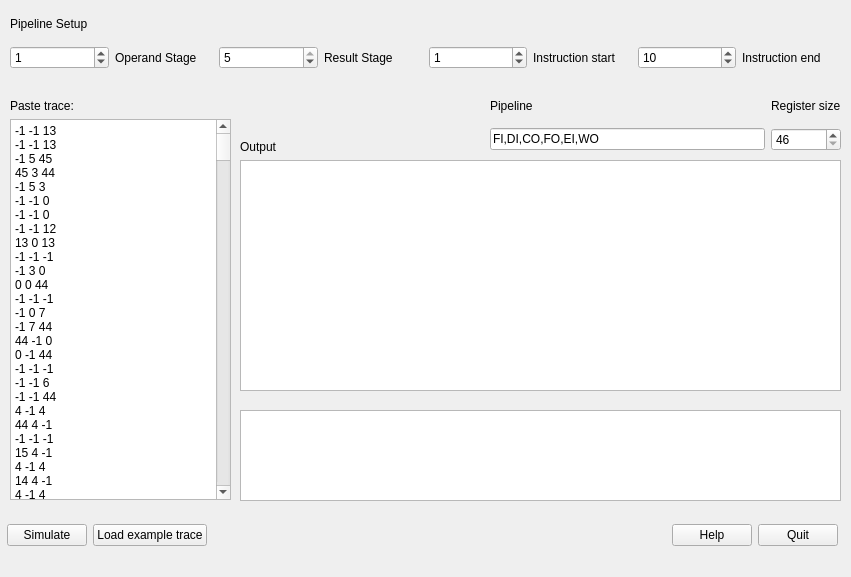
altinukshini/pipeline-simulator, file design/MainWindow.ui: the form before one commit.
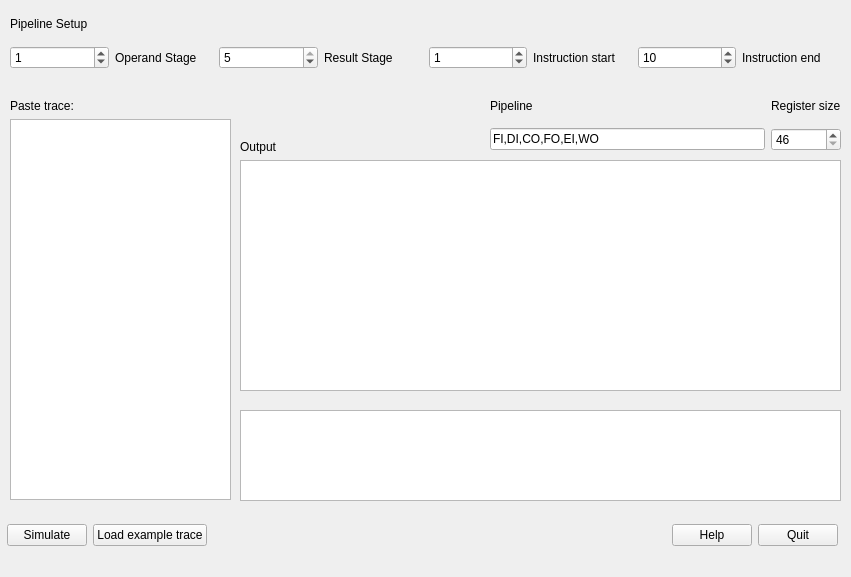
The form after the commit.

Commit message: Remove trace text

The edit to the form file:
```diff
--- a/design/MainWindow.ui
+++ b/design/MainWindow.ui
@@ -34,1007 +34,7 @@
      <item>
       <widget class="QPlainTextEdit" name="traceText">
        <property name="plainText">
-        <string>-1 -1 13
--1 -1 13
--1 5 45
-45 3 44
--1 5 3
--1 -1 0
--1 -1 0
--1 -1 12
-13 0 13
--1 -1 -1
--1 3 0
-0 0 44
--1 -1 -1
--1 0 7
--1 7 44
-44 -1 0
-0 -1 44
--1 -1 -1
--1 -1 6
--1 -1 44
-4 -1 4
-44 4 -1
--1 -1 -1
-15 4 -1
-4 -1 4
-14 4 -1
-4 -1 4
-13 4 -1
-4 -1 4
-7 -1 13
-12 4 -1
-4 -1 4
-6 -1 12
-5 4 -1
-4 -1 4
-3 4 -1
-4 -1 4
-4 -1 4
--1 7 44
-44 -1 0
-0 -1 44
--1 -1 -1
--1 7 5
-5 -1 44
--1 -1 -1
--1 -1 45
--1 45 45
-5 45 44
--1 -1 -1
--1 -1 44
--1 44 2
-2 2 44
--1 -1 -1
--1 2 12
-12 -1 12
--1 -1 45
--1 45 45
-5 45 44
--1 -1 -1
--1 -1 44
--1 44 2
-2 2 44
--1 -1 -1
--1 2 0
-5 0 44
--1 -1 -1
--1 -1 45
--1 45 45
-5 45 44
--1 -1 -1
--1 -1 44
--1 44 2
-2 2 44
--1 -1 -1
--1 2 45
-45 -1 44
-44 2 -1
-5 -1 44
-12 -1 12
--1 -1 -1
--1 13 45
-45 -1 44
--1 13 44
-44 -1 5
--1 -1 -1
-12 -1 3
--1 13 2
-3 3 44
--1 -1 -1
--1 3 0
--1 0 45
-45 -1 44
--1 -1 -1
--1 3 3
-3 3 44
--1 -1 -1
-4 -1 4
--1 4 3
-4 -1 4
--1 4 5
-4 -1 4
--1 4 12
-4 -1 4
--1 4 13
-4 -1 4
--1 4 14
-4 -1 4
--1 4 15
-4 -1 4
--1 4 44
-4 -1 4
-44 -1 -1
--1 -1 -1
-12 -1 12
-3 -1 3
--1 5 45
-12 45 44
--1 -1 -1
--1 5 0
--1 0 45
-45 -1 44
--1 -1 -1
--1 0 0
--1 0 0
-0 -1 0
-0 -1 44
--1 -1 -1
--1 5 11
-11 11 44
--1 -1 -1
--1 5 1
--1 5 -1
-1 5 -1
--1 -1 -1
--1 5 3
--1 3 0
-0 0 44
--1 -1 -1
--1 0 7
--1 7 45
-45 -1 44
--1 -1 -1
--1 7 1
-1 -1 44
--1 -1 -1
--1 -1 0
--1 -1 -1
-0 1 0
-1 0 44
--1 -1 -1
-1 -1 13
--1 -1 45
--1 45 45
-45 13 44
-0 5 -1
--1 -1 -1
--1 -1 44
--1 44 2
-2 2 44
--1 -1 -1
--1 2 10
-10 10 44
--1 -1 -1
-13 -1 13
--1 5 45
-45 13 44
--1 -1 -1
--1 5 45
-45 -1 44
-44 5 -1
--1 5 45
-45 -1 44
-44 5 -1
--1 5 0
--1 5 45
-45 0 44
--1 -1 -1
--1 5 1
--1 -1 6
--1 -1 -1
--1 -1 -1
--1 1 45
-45 -1 44
--1 -1 -1
--1 1 0
-0 0 44
--1 -1 -1
--1 0 45
-45 -1 44
--1 -1 -1
-6 -1 6
-1 -1 1
--1 5 45
-6 45 44
--1 -1 -1
--1 5 1
--1 5 -1
-1 5 -1
--1 -1 -1
--1 5 2
--1 2 0
-0 0 44
--1 -1 -1
--1 -1 44
--1 44 9
--1 0 12
--1 2 14
-9 9 44
--1 -1 -1
--1 12 44
-44 -1 2
-2 -1 44
--1 -1 -1
--1 5 45
-45 -1 44
--1 -1 -1
--1 5 1
--1 1 6
-6 6 44
--1 -1 -1
--1 -1 -1
--1 12 44
-44 -1 0
-0 -1 44
--1 -1 -1
-0 -1 44
--1 -1 -1
-0 -1 44
--1 -1 -1
--1 -1 2
-12 -1 7
--1 -1 44
-4 -1 4
-44 4 -1
--1 -1 -1
-14 4 -1
-4 -1 4
-2 -1 14
-13 4 -1
-4 -1 4
-6 -1 13
-12 4 -1
-4 -1 4
-5 4 -1
-4 -1 4
-7 -1 5
-3 4 -1
-4 -1 4
--1 7 44
-44 -1 0
-0 -1 44
--1 -1 -1
--1 7 3
--1 -1 45
--1 45 45
-3 45 44
--1 -1 -1
--1 -1 44
--1 44 2
-2 2 44
--1 -1 -1
--1 2 45
-45 3 44
--1 -1 -1
-13 13 44
--1 -1 -1
--1 13 1
-1 1 44
--1 -1 -1
--1 1 2
--1 2 45
-45 -1 44
--1 -1 -1
--1 1 1
-1 1 44
--1 -1 -1
--1 1 2
--1 2 45
-45 -1 44
--1 -1 -1
--1 2 44
-44 -1 0
--1 5 45
-0 45 44
--1 -1 -1
--1 2 5
--1 -1 45
--1 45 45
-5 45 44
--1 -1 -1
-5 -1 0
-0 -1 0
-0 5 0
-0 -1 0
-0 -1 0
--1 0 2
--1 0 12
-2 2 44
--1 -1 -1
--1 2 45
-45 5 44
--1 -1 -1
--1 -1 -1
--1 2 12
--1 -1 44
-5 44 -1
--1 -1 44
-2 44 -1
-12 -1 0
-0 0 14
-14 -1 14
-14 -1 13
--1 -1 44
--1 44 44
-13 44 13
--1 2 45
-45 5 44
--1 -1 -1
--1 -1 45
--1 45 45
-3 45 44
--1 -1 -1
-3 -1 0
-0 -1 0
-0 3 0
-0 -1 0
-0 -1 0
--1 0 2
--1 0 5
-2 2 44
--1 -1 -1
--1 2 45
-3 45 44
--1 -1 -1
--1 -1 44
-3 44 -1
--1 -1 44
-2 44 -1
-12 2 -1
--1 13 2
--1 13 7
-2 -1 44
--1 -1 -1
-3 -1 44
--1 -1 -1
-2 -1 44
-2 -1 1
-3 -1 8
--1 -1 -1
--1 -1 44
--1 44 10
--1 -1 44
--1 44 6
-8 10 1
--1 1 44
-44 -1 0
-0 6 9
--1 -1 45
--1 45 45
-9 45 44
--1 -1 -1
--1 1 44
-44 -1 0
-0 6 0
--1 -1 45
--1 45 45
-0 45 44
--1 -1 -1
-7 -1 44
--1 -1 -1
--1 -1 44
--1 44 6
-7 -1 0
-0 -1 0
--1 -1 -1
-0 6 2
-8 6 1
--1 2 0
-0 1 -1
--1 2 0
-0 0 44
--1 -1 -1
--1 -1 44
--1 44 0
-14 0 44
-3 44 -1
--1 -1 -1
--1 -1 0
-3 2 -1
-7 1 -1
--1 -1 -1
--1 4 3
-4 -1 4
--1 4 5
-4 -1 4
--1 4 12
-4 -1 4
--1 4 13
-4 -1 4
--1 4 14
-4 -1 4
--1 4 44
-4 -1 4
-44 -1 -1
-0 0 44
--1 -1 -1
-12 -1 7
--1 -1 44
-4 -1 4
-44 4 -1
--1 -1 -1
-15 4 -1
-4 -1 4
-7 -1 15
-14 4 -1
-4 -1 4
-13 4 -1
-4 -1 4
-12 4 -1
-4 -1 4
-5 4 -1
-4 -1 4
-3 4 -1
-4 -1 4
-4 -1 4
--1 7 45
-45 -1 44
--1 -1 -1
--1 15 45
-45 -1 44
--1 -1 -1
--1 15 3
--1 -1 45
--1 45 45
-3 45 44
--1 -1 -1
--1 -1 44
--1 44 2
-2 2 44
--1 -1 -1
--1 2 5
-5 5 44
--1 -1 -1
-4 -1 4
--1 4 3
-4 -1 4
--1 4 5
-4 -1 4
--1 4 12
-4 -1 4
--1 4 13
-4 -1 4
--1 4 14
-4 -1 4
--1 4 15
-4 -1 4
--1 4 44
-4 -1 4
-44 -1 -1
--1 12 45
-45 -1 44
--1 -1 -1
--1 12 3
-3 -1 44
--1 -1 -1
--1 -1 45
--1 45 45
-3 45 44
--1 -1 -1
--1 -1 44
--1 44 2
-2 2 44
--1 -1 -1
--1 2 0
-0 -1 0
--1 5 2
-0 2 -1
--1 -1 -1
--1 14 45
-45 -1 44
--1 -1 -1
--1 5 0
--1 12 44
-44 -1 1
-12 -1 7
--1 0 2
--1 0 6
--1 -1 44
-4 -1 4
-44 4 -1
--1 -1 -1
-15 4 -1
-4 -1 4
-2 -1 15
-14 4 -1
-4 -1 4
-6 -1 14
-13 4 -1
-4 -1 4
-12 4 -1
-4 -1 4
-5 4 -1
-4 -1 4
-7 -1 5
-3 4 -1
-4 -1 4
-4 -1 4
--1 7 45
-45 -1 44
-1 4 -1
--1 -1 -1
--1 7 3
--1 -1 45
--1 45 45
-3 45 44
--1 -1 -1
--1 -1 44
--1 44 2
-2 2 44
--1 -1 -1
--1 2 45
-45 3 44
--1 -1 -1
--1 5 45
-45 -1 44
--1 -1 -1
-3 -1 44
--1 -1 -1
--1 -1 44
--1 44 13
-13 13 44
--1 -1 -1
--1 13 0
--1 -1 44
-0 44 -1
-5 13 -1
--1 13 -1
--1 5 44
-44 -1 0
-0 -1 44
--1 -1 -1
--1 -1 0
--1 -1 -1
-0 13 -1
-5 -1 7
--1 -1 44
-4 -1 4
-44 4 -1
--1 -1 -1
-12 4 -1
-4 -1 4
-5 4 -1
-4 -1 4
--1 -1 5
-3 4 -1
-4 -1 4
--1 -1 3
-4 -1 4
--1 4 12
-7 4 -1
-12 -1 7
--1 -1 44
-4 -1 4
-44 4 -1
--1 -1 -1
-7 -1 0
--1 7 -1
--1 7 -1
--1 4 44
-4 -1 4
-44 -1 -1
--1 4 7
-12 -1 2
--1 -1 6
--1 -1 44
-4 -1 4
-44 4 -1
--1 -1 -1
-15 4 -1
-4 -1 4
-6 -1 15
-2 -1 6
-14 4 -1
-4 -1 4
-2 -1 14
-13 4 -1
-4 -1 4
-12 4 -1
-4 -1 4
-5 4 -1
-4 -1 4
-3 4 -1
-4 -1 4
-4 -1 4
-7 4 -1
--1 -1 44
-4 -1 4
-44 4 -1
-15 -1 -1
-4 -1 4
--1 7 0
-6 -1 2
-0 0 44
--1 -1 -1
--1 0 45
-45 -1 44
--1 -1 -1
--1 0 6
-2 -1 7
--1 -1 44
-4 -1 4
-44 4 -1
--1 -1 -1
-12 4 -1
-4 -1 4
-6 -1 12
-12 -1 12
-5 4 -1
-4 -1 4
-7 -1 5
-3 4 -1
-4 -1 4
--1 7 7
-6 -1 3
-7 7 44
--1 -1 -1
--1 -1 44
--1 44 6
-6 6 44
--1 -1 -1
--1 6 0
--1 -1 44
-0 44 -1
-3 -1 2
-3 -1 3
--1 -1 0
-2 -1 2
-3 -1 1
--1 6 -1
--1 6 -1
-2 -1 2
-0 1 0
--1 5 45
-45 -1 44
-12 6 -1
-2 6 44
-0 44 -1
--1 -1 -1
--1 6 -1
--1 6 -1
-6 5 -1
--1 -1 -1
-6 5 -1
-12 5 -1
--1 4 3
-4 -1 4
--1 4 5
-4 -1 4
--1 4 12
-4 -1 4
--1 4 44
-4 -1 4
-44 -1 -1
--1 -1 0
-4 -1 4
--1 4 44
-4 -1 4
-44 -1 -1
-0 4 -1
-0 -1 0
--1 -1 -1
--1 4 11
-11 11 44
--1 -1 -1
--1 4 2
--1 2 0
-0 0 44
--1 -1 -1
--1 0 44
-44 -1 0
-0 -1 1
--1 0 44
-44 -1 0
-1 4 -1
-0 0 44
--1 -1 -1
-0 -1 0
--1 4 -1
-0 -1 0
-0 4 -1
--1 4 3
--1 4 1
--1 4 2
-1 3 44
-44 -1 0
-0 -1 44
--1 -1 -1
-0 -1 44
--1 -1 -1
-0 -1 44
--1 -1 -1
--1 4 45
-45 -1 44
-44 4 -1
--1 4 0
--1 4 45
-45 0 44
--1 -1 -1
--1 4 3
--1 4 1
--1 4 2
-1 3 44
-44 -1 0
-0 -1 44
--1 -1 -1
-0 -1 44
--1 -1 -1
-0 -1 44
--1 -1 -1
--1 4 45
-45 -1 44
-44 4 -1
--1 4 0
--1 4 45
-45 0 44
--1 -1 -1
--1 -1 -1
--1 4 0
-4 -1 4
--1 4 3
-4 -1 4
--1 4 5
-4 -1 4
--1 4 12
-4 -1 4
--1 4 13
-4 -1 4
--1 4 14
-4 -1 4
--1 4 15
-4 -1 4
--1 4 44
-4 -1 4
-44 -1 -1
--1 4 8
-8 8 44
--1 -1 -1
--1 -1 9
-9 8 6
-9 -1 10
-6 6 44
--1 -1 -1
--1 -1 7
--1 -1 11
--1 -1 -1
-7 -1 1
-11 -1 0
-0 1 0
-0 6 44
--1 -1 -1
-0 -1 0
-6 0 6
--1 8 0
-0 10 0
-0 -1 0
-1 0 2
-2 -1 44
--1 -1 -1
-2 -1 44
--1 -1 -1
-2 -1 44
--1 -1 -1
-2 -1 44
--1 -1 -1
--1 2 0
-0 -1 44
--1 -1 -1
-2 -1 44
--1 -1 0
--1 -1 -1
-3 0 3
-6 6 44
--1 -1 -1
-9 -1 9
-9 -1 44
--1 -1 -1
-9 8 6
-9 -1 10
-6 6 44
--1 -1 -1
-9 -1 9
-9 -1 44
--1 -1 -1
--1 8 8
-8 8 44
--1 -1 -1
-12 -1 7
--1 -1 44
-4 -1 4
-44 4 -1
--1 -1 -1
--1 7 0
-0 0 44
--1 -1 -1
--1 -1 44
--1 44 1
--1 -1 -1
--1 0 2
-1 0 -1
-2 2 44
--1 -1 -1
--1 -1 44
-0 44 -1
--1 7 -1
--1 7 -1
--1 4 44
-4 -1 4
-44 -1 -1
-5 5 44
--1 -1 -1
-4 -1 4
-3 -1 0
--1 4 3
-4 -1 4
--1 4 5
-4 -1 4
--1 4 12
-4 -1 4
--1 4 44
-4 -1 4
-44 -1 -1
-15 -1 2
-0 13 -1
--1 13 -1
--1 13 -1
-2 -1 6
--1 13 -1
--1 4 0
--1 13 -1
--1 13 -1
-6 13 -1
-0 13 -1
--1 5 44
-44 -1 1
--1 1 0
-0 -1 44
--1 -1 -1
-1 -1 44
--1 -1 -1
-1 -1 44
--1 -1 -1
-1 -1 44
--1 -1 -1
--1 -1 -1
-1 -1 44
--1 -1 -1
--1 -1 -1
-1 -1 44
--1 -1 -1
-1 -1 44
--1 -1 -1
--1 5 0
-0 -1 0
-0 -1 44
--1 -1 -1
--1 -1 44
--1 44 8
-5 8 44
--1 -1 -1
--1 -1 44
--1 44 7
-5 7 44
--1 -1 -1
--1 -1 44
--1 44 11
-5 11 44
--1 -1 -1
--1 -1 44
--1 44 9
-5 9 44
--1 -1 -1
--1 -1 44
--1 44 10
-5 10 44
--1 -1 -1
-1 -1 44
--1 -1 -1
-1 -1 44
--1 -1 1
--1 -1 1
--1 -1 -1
-6 6 44
-1 13 -1
--1 -1 -1
-13 6 -1
-14 14 44
-2 -1 44
-13 44 -1
--1 -1 -1
--1 14 12
--1 13 6
--1 13 8
--1 12 0
--1 12 2
-0 6 44
--1 -1 -1
-2 8 44
--1 -1 -1
-8 -1 44
--1 -1 -1
-2 -1 44
--1 -1 -1
-0 6 44
--1 -1 -1
--1 -1 -1
-2 8 44
--1 -1 -1
--1 -1 -1
-8 -1 0
-0 2 0
--1 -1 -1
--1 -1 -1
-0 0 44
--1 -1 -1
-8 -1 44
--1 -1 -1
-6 -1 44
--1 -1 -1
-12 -1 7
--1 -1 -1
--1 7 1
-1 1 44
--1 -1 -1
--1 1 0
--1 1 2
-0 6 44
--1 -1 -1
-8 2 44
--1 -1 -1
-0 6 44
--1 -1 -1
-8 2 44
--1 -1 -1
--1 -1 -1
-1 13 -1
-13 1 -1
-7 13 -1
-13 7 -1
-12 13 -1
--1 13 45
-45 -1 44
--1 -1 -1
--1 5 45
-45 -1 44
--1 -1 -1
--1 5 3
--1 -1 45
--1 45 45
-3 45 44
--1 -1 -1
--1 -1 44
--1 44 2
-2 2 44
--1 -1 -1
--1 2 44
-44 -1 0
--1 -1 44
--1 44 2
-0 0 0
-0 -1 0
-2 0 45
-45 -1 44
--1 -1 -1
--1 5 45
-45 -1 44
--1 -1 -1
--1 5 3
--1 -1 45
--1 45 45
-3 45 44
--1 -1 -1
--1 -1 44
--1 44 2
-2 2 44
--1 -1 -1
--1 2 44
-44 -1 0
--1 -1 44
--1 44 6
-0 0 0
-0 -1 0
-6 0 45
-45 -1 44
--1 -1 -1
--1 5 3
--1 -1 45
--1 45 45
-3 45 44
--1 5 44
-44 -1 14
-44 -1 14</string>
+        <string/>
        </property>
       </widget>
      </item>
```
